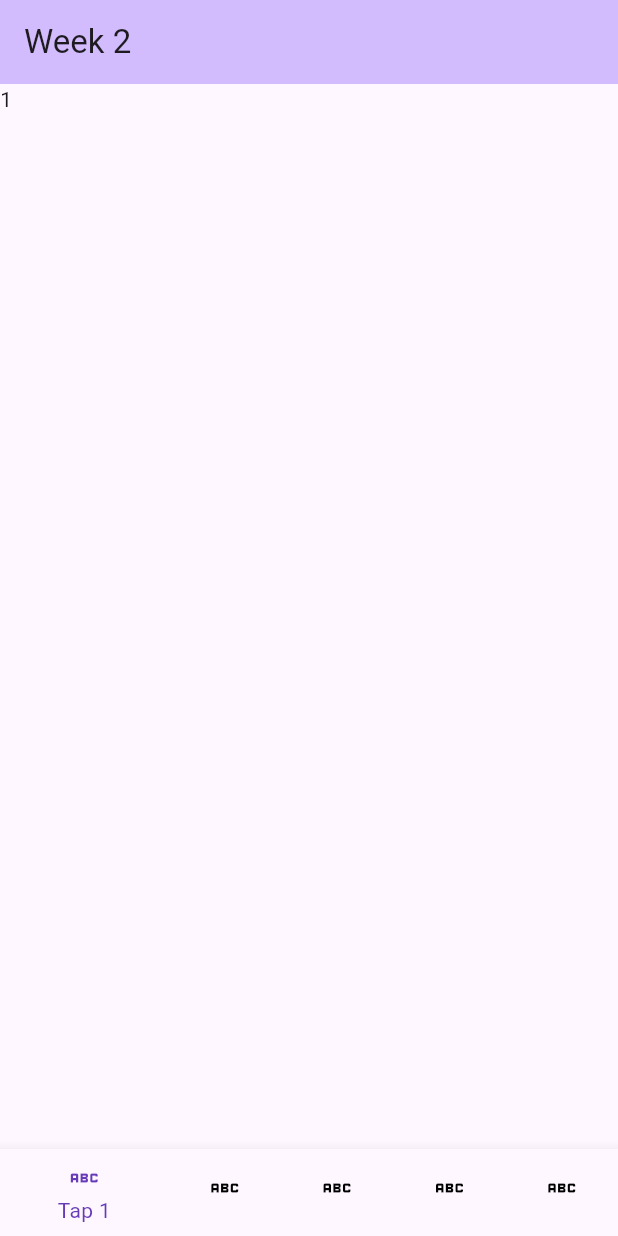
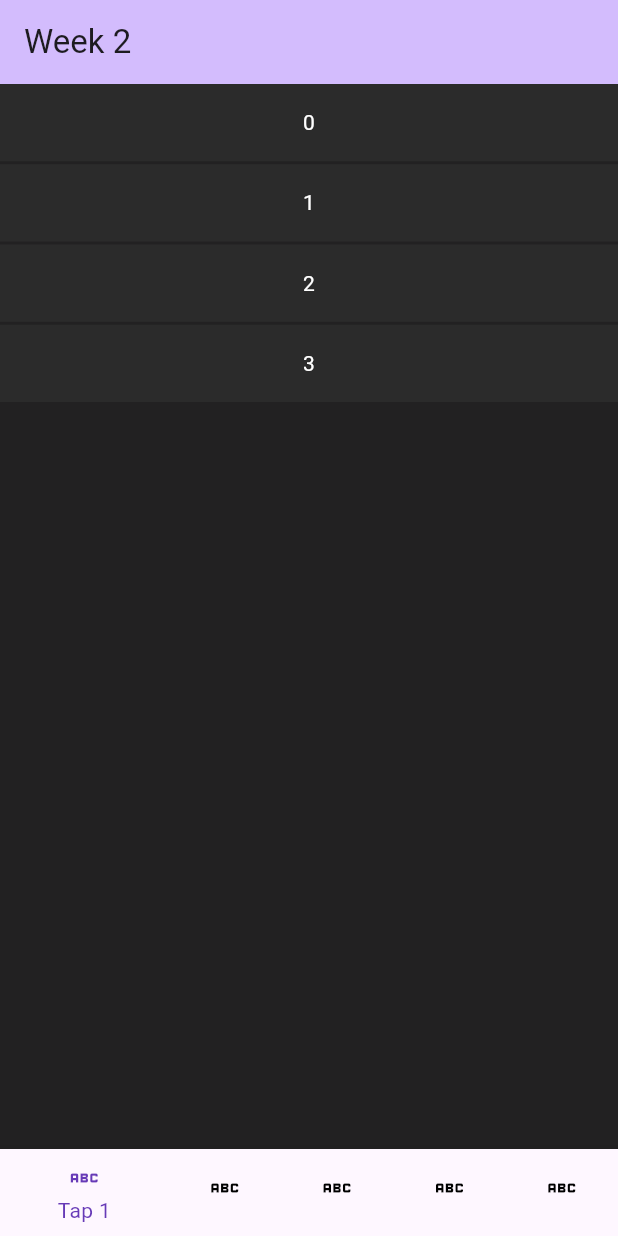
Before and after one commit to sanananan3/madweek2, a Flutter app: the screen it shows after launch, on a phone screen of 412 x 824 dp. Run offline on Flutter 3.47's test engine with Material 3 defaults, Android fonts, the light colour scheme and no system bars.

Commit message:
jiyeon first commit

```diff
--- a/lib/main.dart
+++ b/lib/main.dart
@@ -39,8 +39,30 @@ class _MyHomePageState extends State<MyHomePage> {
       ),
       body: IndexedStack(
         index: _currentIndex,
-        children: const [
-          Text('1'),
+        children: [
+          Container(
+            color: Colors.black87,
+            child: GridView.builder(
+              gridDelegate: SliverGridDelegateWithFixedCrossAxisCount(
+                crossAxisCount: 1,
+                crossAxisSpacing: 8.0,
+                childAspectRatio: 8.0,
+                mainAxisSpacing: 2.0,
+              ),
+              itemCount: 4,
+              itemBuilder: (BuildContext context, int index) {
+                return Container(
+                  color: const Color(0xFF2B2B2B),
+                  child: Center(
+                    child: Text(
+                      '$index',
+                      style: TextStyle(color: Colors.white),
+                    ),
+                  ),
+                );
+              },
+            ),
+          ),
           Text('2'),
           Text('3'),
           Text('4'),
```
